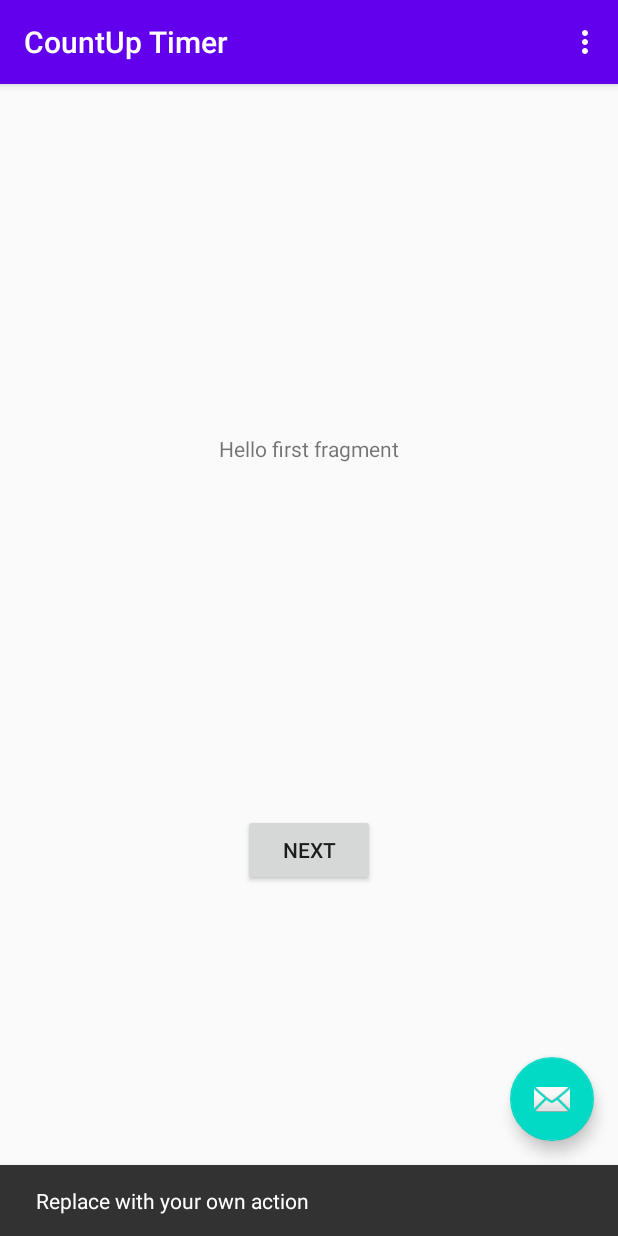
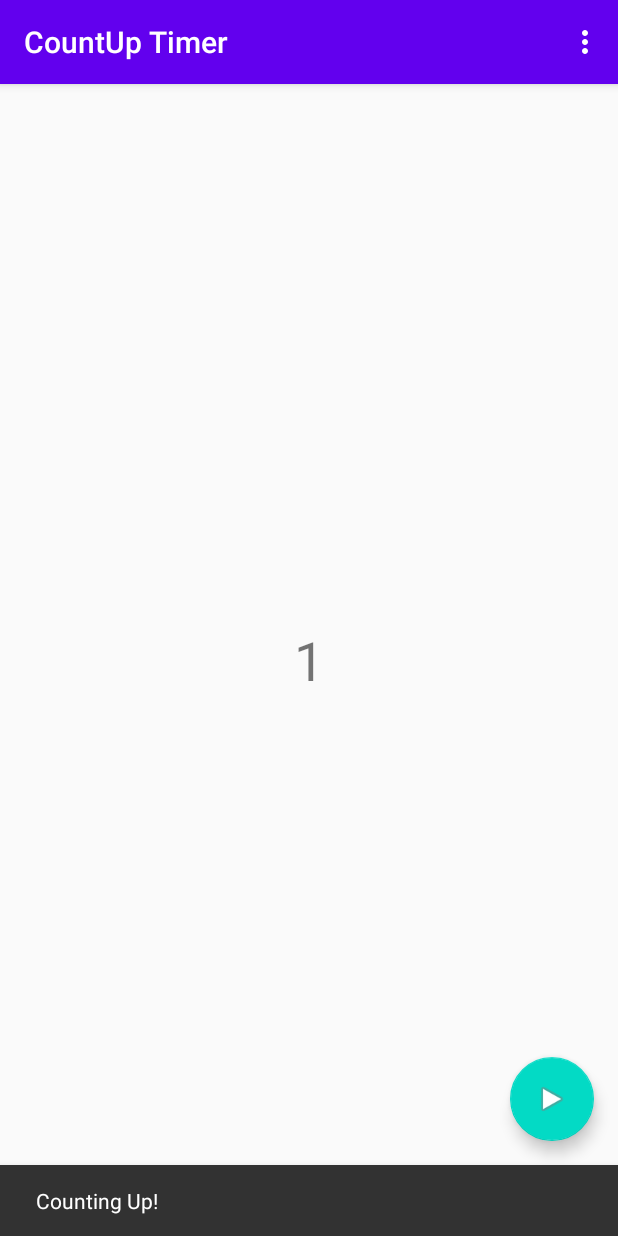
Before and after one commit to Detective-Khalifah/CountUp_Timer, an Android app: the screen it shows after launch (MainActivity), after a tap on an icon or button, on a phone screen of 412 x 824 dp. Run offline under Robolectric (Android 15) with nearby library versions, the phone set to English and light mode, and no system bars.

Commit message:
Add TextView to display time in seconds; replace FAB's icon to a play icon instead of mail.

```diff
--- a/app/src/main/java/com/example/countuptimer/MainActivity.java
+++ b/app/src/main/java/com/example/countuptimer/MainActivity.java
@@ -1,6 +1,7 @@
 package com.example.countuptimer;
 
 import android.os.Bundle;
+import android.os.Handler;
 import android.support.design.widget.FloatingActionButton;
 import android.support.design.widget.Snackbar;
 import android.support.v7.app.AppCompatActivity;
@@ -9,8 +10,12 @@ import android.view.View;
 
 import android.view.Menu;
 import android.view.MenuItem;
+import android.widget.TextView;
+import android.widget.Toast;
 
 public class MainActivity extends AppCompatActivity {
+
+    int counter = 0;
 
     @Override
     protected void onCreate (Bundle savedInstanceState) {
@@ -19,14 +24,30 @@ public class MainActivity extends AppCompatActivity {
         Toolbar toolbar = findViewById(R.id.toolbar);
         setSupportActionBar(toolbar);
 
+        final TextView textView = (TextView) findViewById(R.id.textView);
+        textView.setText("0");
+        Toast.makeText(getApplicationContext(), "Click the button to start ticking!",
+                Toast.LENGTH_LONG).show();
+
         FloatingActionButton fab = findViewById(R.id.fab);
         fab.setOnClickListener(new View.OnClickListener() {
             @Override
             public void onClick (View view) {
-                Snackbar.make(view, "Replace with your own action", Snackbar.LENGTH_LONG)
+                Snackbar.make(view, "Counting Up!", Snackbar.LENGTH_LONG)
                         .setAction("Action", null).show();
+
+                final Handler handler = new Handler();
+                Runnable runnable = new Runnable() {
+                    @Override
+                    public void run () {
+                        textView.setText(String.valueOf(counter++));
+                        handler.postDelayed(this, 1000);
+                    }
+                };
+                handler.post(runnable);
             }
         });
+
     }
 
     @Override
--- a/app/src/main/res/layout/activity_main.xml
+++ b/app/src/main/res/layout/activity_main.xml
@@ -28,6 +28,6 @@
         android:layout_height="wrap_content"
         android:layout_gravity="bottom|end"
         android:layout_margin="@dimen/fab_margin"
-        app:srcCompat="@android:drawable/ic_dialog_email" />
+        app:srcCompat="@android:drawable/ic_media_play" />
 
 </android.support.design.widget.CoordinatorLayout>
--- a/app/src/main/res/layout/content_main.xml
+++ b/app/src/main/res/layout/content_main.xml
@@ -1,9 +1,17 @@
 <?xml version="1.0" encoding="utf-8"?>
-<android.support.constraint.ConstraintLayout xmlns:android="http://schemas.android.com/apk/res/android"
+<RelativeLayout xmlns:android="http://schemas.android.com/apk/res/android"
     xmlns:app="http://schemas.android.com/apk/res-auto"
     android:layout_width="match_parent"
     android:layout_height="match_parent"
     app:layout_behavior="@string/appbar_scrolling_view_behavior">
+
+    <TextView
+        android:id="@+id/textView"
+        android:layout_width="wrap_content"
+        android:layout_height="wrap_content"
+        android:layout_centerInParent="true"
+        android:text="TextView"
+        android:textSize="36sp" />
 
     <fragment
         android:id="@+id/nav_host_fragment"
@@ -16,4 +24,4 @@
         app:layout_constraintRight_toRightOf="parent"
         app:layout_constraintTop_toTopOf="parent"
         app:navGraph="@navigation/nav_graph" />
-</android.support.constraint.ConstraintLayout>
+</RelativeLayout>
```
